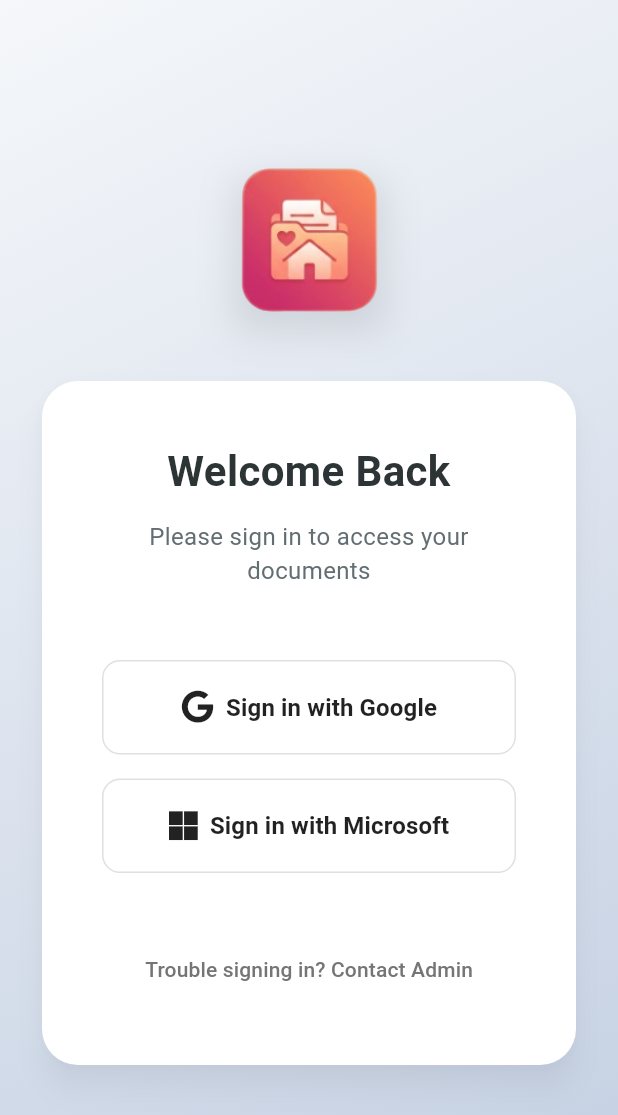
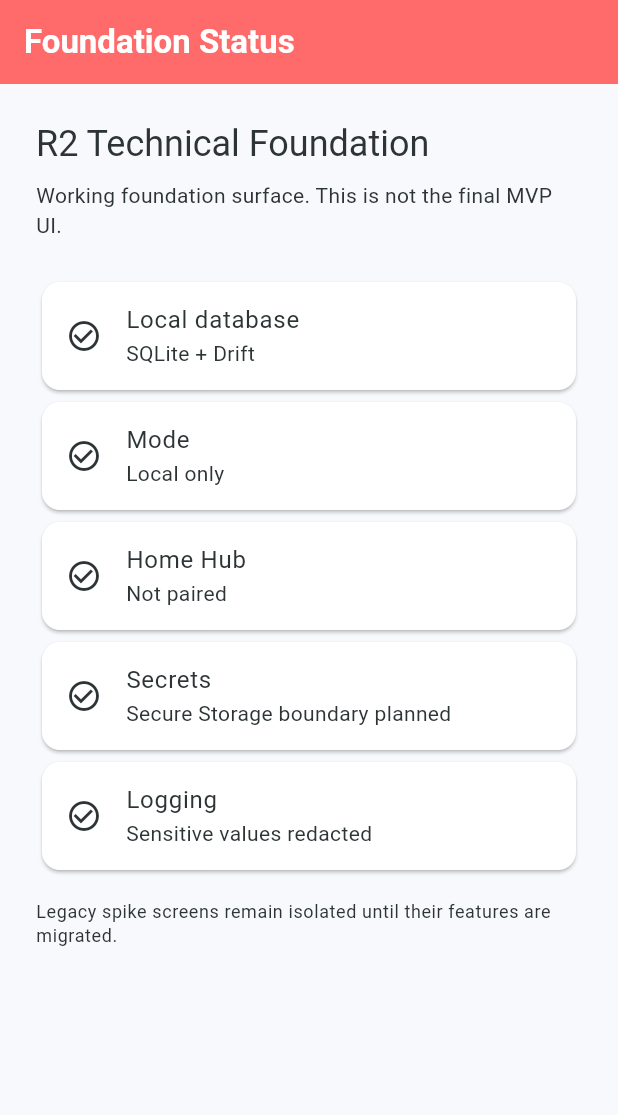
Before and after one commit to TVJunkie724/docman, a Flutter app: the screen it shows after launch, on a phone screen of 412 x 824 dp. Shown: the top 1115 px of the screen. Run offline on Flutter 3.47's test engine with Material 3 defaults, Android fonts, the phone set to English and light mode, and no system bars; our stand-ins replace flutter_bloc, flutter_riverpod, font_awesome_flutter, freezed_annotation, get_it, isar and 1 more; accounts and stored records are empty; generated files the repository leaves out were written again.

Commit message:
feat: bootstrap R2 foundation app shell

```diff
--- /dev/null
+++ b/lib/app/app.dart
@@ -0,0 +1,110 @@
+import 'package:flutter/material.dart';
+import 'package:flutter_riverpod/flutter_riverpod.dart';
+
+import '../presentation/theme/app_theme.dart';
+import 'bootstrap/app_startup.dart';
+
+class DocManApp extends ConsumerWidget {
+  const DocManApp({super.key});
+
+  @override
+  Widget build(BuildContext context, WidgetRef ref) {
+    return MaterialApp(
+      title: 'DocMan',
+      debugShowCheckedModeBanner: false,
+      theme: AppTheme.lightTheme,
+      darkTheme: AppTheme.darkTheme,
+      home: const FoundationStatusScreen(),
+    );
+  }
+}
+
+class FoundationStatusScreen extends ConsumerWidget {
+  const FoundationStatusScreen({super.key});
+
+  @override
+  Widget build(BuildContext context, WidgetRef ref) {
+    final startupState = ref.watch(appStartupStateProvider);
+
+    return Scaffold(
+      appBar: AppBar(title: const Text('Foundation Status')),
+      body: SafeArea(
+        child: ListView(
+          padding: const EdgeInsets.all(24),
+          children: [
+            Text(
+              'R2 Technical Foundation',
+              style: Theme.of(context).textTheme.headlineSmall,
+            ),
+            const SizedBox(height: 8),
+            Text(
+              'Working foundation surface. This is not the final MVP UI.',
+              style: Theme.of(context).textTheme.bodyMedium,
+            ),
+            const SizedBox(height: 24),
+            StatusTile(
+              label: 'Local database',
+              value: startupState.localDatabaseTarget,
+              semanticDescription:
+                  'Target local database is SQLite with Drift.',
+            ),
+            StatusTile(
+              label: 'Mode',
+              value: startupState.mode,
+              semanticDescription: 'The app starts in local only mode.',
+            ),
+            StatusTile(
+              label: 'Home Hub',
+              value: startupState.homeHubStatus,
+              semanticDescription: 'No Home Hub is paired yet.',
+            ),
+            const StatusTile(
+              label: 'Secrets',
+              value: 'Secure Storage boundary planned',
+              semanticDescription:
+                  'Secrets are planned for secure storage only.',
+            ),
+            const StatusTile(
+              label: 'Logging',
+              value: 'Sensitive values redacted',
+              semanticDescription:
+                  'Logs must not contain document contents or secrets.',
+            ),
+            const SizedBox(height: 16),
+            Text(
+              'Legacy spike screens remain isolated until their features are migrated.',
+              style: Theme.of(context).textTheme.bodySmall,
+            ),
+          ],
+        ),
+      ),
+    );
+  }
+}
+
+class StatusTile extends StatelessWidget {
+  const StatusTile({
+    super.key,
+    required this.label,
+    required this.value,
+    required this.semanticDescription,
+  });
+
+  final String label;
+  final String value;
+  final String semanticDescription;
+
+  @override
+  Widget build(BuildContext context) {
+    return Semantics(
+      label: semanticDescription,
+      child: Card(
+        child: ListTile(
+          title: Text(label),
+          subtitle: Text(value),
+          leading: const Icon(Icons.check_circle_outline),
+        ),
+      ),
+    );
+  }
+}
--- /dev/null
+++ b/lib/app/bootstrap/app_bootstrap.dart
@@ -0,0 +1,16 @@
+import 'package:flutter/material.dart';
+import 'package:flutter_riverpod/flutter_riverpod.dart';
+
+import '../app.dart';
+import 'app_startup.dart';
+
+Future<void> bootstrapApp() async {
+  final startupState = await prepareAppStartup();
+
+  runApp(
+    ProviderScope(
+      overrides: [appStartupStateProvider.overrideWithValue(startupState)],
+      child: const DocManApp(),
+    ),
+  );
+}
--- /dev/null
+++ b/lib/app/bootstrap/app_startup.dart
@@ -0,0 +1,29 @@
+import 'package:flutter_riverpod/flutter_riverpod.dart';
+
+class AppStartupState {
+  const AppStartupState({
+    required this.localDatabaseTarget,
+    required this.mode,
+    required this.homeHubStatus,
+  });
+
+  final String localDatabaseTarget;
+  final String mode;
+  final String homeHubStatus;
+}
+
+final appStartupStateProvider = Provider<AppStartupState>(
+  (ref) => const AppStartupState(
+    localDatabaseTarget: 'SQLite + Drift',
+    mode: 'Local only',
+    homeHubStatus: 'Not paired',
+  ),
+);
+
+Future<AppStartupState> prepareAppStartup() async {
+  return const AppStartupState(
+    localDatabaseTarget: 'SQLite + Drift',
+    mode: 'Local only',
+    homeHubStatus: 'Not paired',
+  );
+}
--- /dev/null
+++ b/lib/app/providers/app_providers.dart
@@ -0,0 +1,10 @@
+import 'package:flutter_riverpod/flutter_riverpod.dart';
+
+import '../../core/id/id_generator.dart';
+import '../../core/time/clock.dart';
+
+final clockProvider = Provider<Clock>((ref) => const SystemClock());
+
+final idGeneratorProvider = Provider<IdGenerator>(
+  (ref) => const UuidIdGenerator(),
+);
--- /dev/null
+++ b/lib/core/id/id_generator.dart
@@ -0,0 +1,14 @@
+import 'package:uuid/uuid.dart';
+
+abstract interface class IdGenerator {
+  String generate();
+}
+
+class UuidIdGenerator implements IdGenerator {
+  const UuidIdGenerator();
+
+  static const _uuid = Uuid();
+
+  @override
+  String generate() => _uuid.v4();
+}
--- /dev/null
+++ b/lib/core/time/clock.dart
@@ -0,0 +1,10 @@
+abstract interface class Clock {
+  DateTime now();
+}
+
+class SystemClock implements Clock {
+  const SystemClock();
+
+  @override
+  DateTime now() => DateTime.now().toUtc();
+}
--- a/lib/domain/repositories/i_workflow_engine.dart
+++ b/lib/domain/repositories/i_workflow_engine.dart
@@ -1,5 +1,6 @@
 import '../entities/incident.dart';
 import '../entities/document.dart';
+import '../entities/enums.dart';
 
 abstract class IWorkflowEngine {
   /// Calculates the correct status for an incident based on its documents.
--- a/lib/main.dart
+++ b/lib/main.dart
@@ -1,43 +1,10 @@
 import 'package:flutter/material.dart';
-import 'package:isar/isar.dart';
-import 'package:path_provider/path_provider.dart';
-import 'data/local/isar_service.dart';
-import 'presentation/screens/login_screen.dart';
-import 'presentation/theme/app_theme.dart';
-import 'injection.dart'; // Added
+import 'app/bootstrap/app_bootstrap.dart';
 
 // Global Theme Notifier (Simple State Management)
 final ValueNotifier<ThemeMode> themeNotifier = ValueNotifier(ThemeMode.light);
 
 void main() async {
   WidgetsFlutterBinding.ensureInitialized();
-
-  // Initialize Isar
-  final dir = await getApplicationDocumentsDirectory();
-  await IsarService.init(dir);
-
-  await configureDependencies(); // Restored
-
-  runApp(const DocManApp());
+  await bootstrapApp();
 }
-
-class DocManApp extends StatelessWidget {
-  const DocManApp({super.key});
-
-  @override
-  Widget build(BuildContext context) {
-    return ValueListenableBuilder<ThemeMode>(
-      valueListenable: themeNotifier,
-      builder: (context, currentMode, _) {
-        return MaterialApp(
-          title: 'DocMan',
-          debugShowCheckedModeBanner: false,
-          theme: AppTheme.lightTheme,
-          darkTheme: AppTheme.darkTheme,
-          themeMode: currentMode,
-          home: const LoginScreen(),
-        );
-      },
-    );
-  }
-}
```
Also changed, not shown: pubspec.yaml (+11 -4 lines), pubspec.lock, 7 other files.
